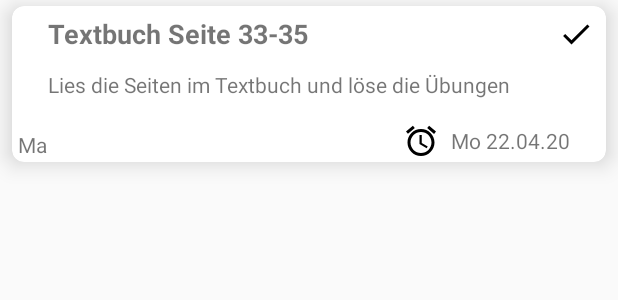
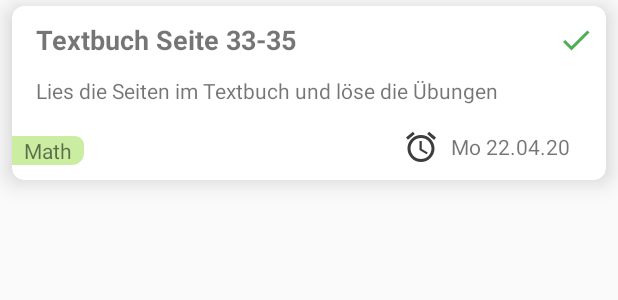
Before and after one commit to kaiott/open-education-app, an Android app: the layout task_tile.xml on its own in the app's theme, with its tools: preview values and no code run, on a phone screen of 412 x 824 dp. Shown: the top 300 px of the screen. Run offline under Robolectric (Android 15) with nearby library versions, the phone set to English and light mode, and no system bars.

Commit message:
added task flag

```diff
--- a/app/src/main/java/com/example/openeducationapp/MainActivity.java
+++ b/app/src/main/java/com/example/openeducationapp/MainActivity.java
@@ -101,7 +101,6 @@ public class MainActivity extends AppCompatActivity implements NavigationView.On
                         new MainFragment(item.getItemId())).commit();
                 break;
             case R.id.nav_settings:
-                Toast.makeText(this, "settings", Toast.LENGTH_SHORT).show();
                 Intent intent1 = new Intent(MainActivity.this, SettingsActivity.class);
                 startActivity(intent1);
                 break;
--- a/app/src/main/res/drawable/ic_alarm_black_24dp.xml
+++ b/app/src/main/res/drawable/ic_alarm_black_24dp.xml
@@ -4,6 +4,6 @@
         android:viewportWidth="24.0"
         android:viewportHeight="24.0">
     <path
-        android:fillColor="#FF000000"
+        android:fillColor="#3D3D3D"
         android:pathData="M22,5.72l-4.6,-3.86 -1.29,1.53 4.6,3.86L22,5.72zM7.88,3.39L6.6,1.86 2,5.71l1.29,1.53 4.59,-3.85zM12.5,8L11,8v6l4.75,2.85 0.75,-1.23 -4,-2.37L12.5,8zM12,4c-4.97,0 -9,4.03 -9,9s4.02,9 9,9c4.97,0 9,-4.03 9,-9s-4.03,-9 -9,-9zM12,20c-3.87,0 -7,-3.13 -7,-7s3.13,-7 7,-7 7,3.13 7,7 -3.13,7 -7,7z"/>
 </vector>
--- a/app/src/main/res/drawable/ic_done_black_24dp.xml
+++ b/app/src/main/res/drawable/ic_done_black_24dp.xml
@@ -4,6 +4,6 @@
         android:viewportWidth="24.0"
         android:viewportHeight="24.0">
     <path
-        android:fillColor="#FF000000"
+        android:fillColor="@color/green"
         android:pathData="M9,16.2L4.8,12l-1.4,1.4L9,19 21,7l-1.4,-1.4L9,16.2z"/>
 </vector>
--- /dev/null
+++ b/app/src/main/res/drawable/task_flag_nmm.xml
@@ -0,0 +1,8 @@
+<?xml version="1.0" encoding="utf-8"?>
+
+<shape android:shape="rectangle"
+    xmlns:android="http://schemas.android.com/apk/res/android">
+    <solid android:color="#B3B5E67B" />
+    <corners android:bottomRightRadius="8dp"
+        android:topRightRadius="6dp"/>
+</shape>
--- a/app/src/main/res/layout/task_tile.xml
+++ b/app/src/main/res/layout/task_tile.xml
@@ -29,6 +29,7 @@
         <androidx.constraintlayout.widget.ConstraintLayout
             android:layout_width="match_parent"
             android:layout_height="match_parent"
+            android:layout_marginBottom="8dp"
             android:background="#0092D6C9"
             android:elevation="0dp"
             android:paddingVertical="2dp"
@@ -48,8 +49,8 @@
                 android:id="@+id/task_title"
                 android:layout_width="0dp"
                 android:layout_height="wrap_content"
-                android:layout_marginStart="24dp"
-                android:layout_marginTop="4dp"
+                android:layout_marginStart="16dp"
+                android:layout_marginTop="8dp"
                 android:layout_marginEnd="24dp"
                 android:text="Textbuch Seite 33-35"
                 android:textSize="18sp"
@@ -94,10 +95,23 @@
                 android:id="@+id/task_type"
                 android:layout_width="wrap_content"
                 android:layout_height="wrap_content"
-                android:layout_marginStart="4dp"
-                android:text="Ma"
+                android:layout_marginStart="8dp"
+                android:elevation="8dp"
+                android:paddingEnd="8dp"
+                android:text="Math"
                 app:layout_constraintBottom_toBottomOf="parent"
                 app:layout_constraintStart_toStartOf="parent" />
+
+            <ImageView
+                android:id="@+id/task_flag"
+                android:layout_width="0dp"
+                android:layout_height="0dp"
+                app:layout_constraintBottom_toBottomOf="@+id/task_type"
+                app:layout_constraintEnd_toEndOf="@+id/task_type"
+                app:layout_constraintHorizontal_bias="0.0"
+                app:layout_constraintStart_toStartOf="parent"
+                app:layout_constraintTop_toTopOf="@+id/task_type"
+                app:srcCompat="@drawable/task_flag_nmm" />
 
         </androidx.constraintlayout.widget.ConstraintLayout>
     </androidx.cardview.widget.CardView>
--- a/app/src/main/res/values/colors.xml
+++ b/app/src/main/res/values/colors.xml
@@ -9,4 +9,5 @@
     <color name="alt4">#40464d</color>
     <color name="alt5">#e2e4e7</color>
     <color name="green">#4caf50</color>
+    <color name="softWhite">#e0e0e0</color>
 </resources>
```
Also changed, not shown: app/src/main/java/com/example/openeducationapp/TaskTileAdapter.java (+27 -1 lines), app/src/main/res/drawable/task_flag_de.xml (added, +8 -0 lines), app/src/main/res/drawable/task_flag_en.xml (added, +8 -0 lines), app/src/main/res/drawable/task_flag_fr.xml (added, +8 -0 lines), app/src/main/res/drawable/task_flag_ge.xml (added, +8 -0 lines), app/src/main/res/drawable/task_flag_math.xml (added, +8 -0 lines).
